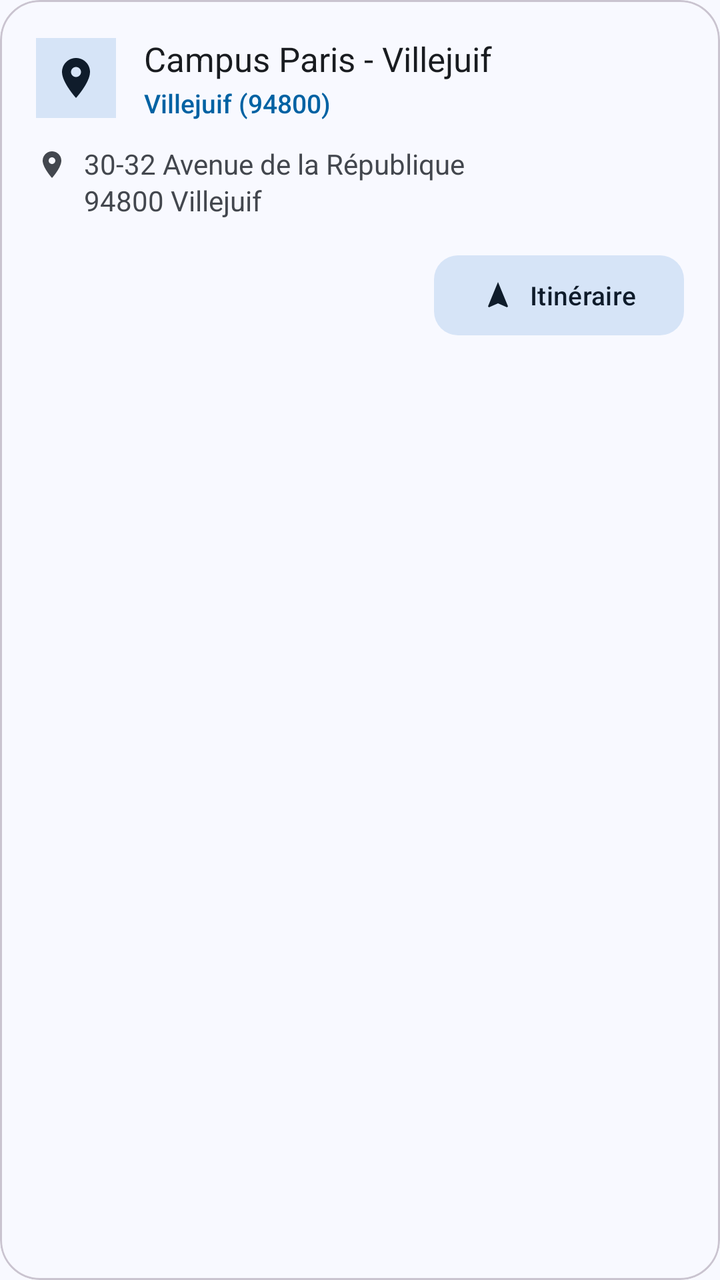
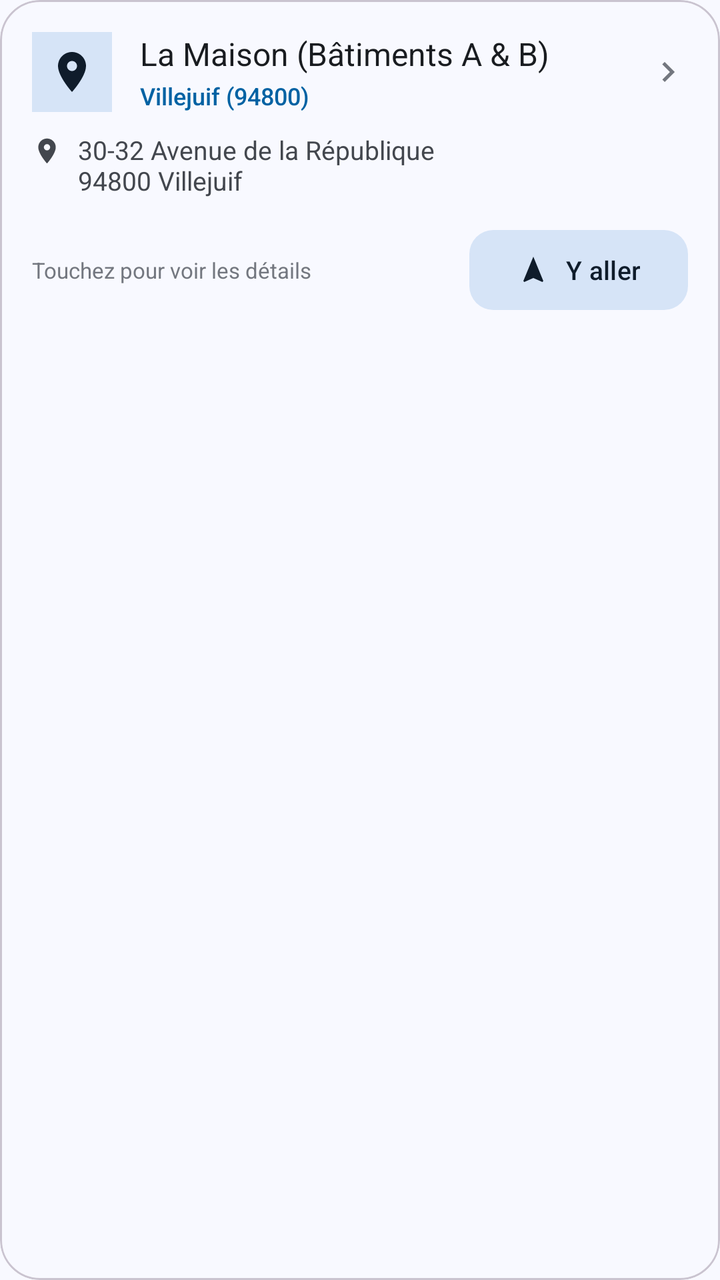

Two renders of the same Android screen: before a commit and after it. Below are the layout's source before the change and the commit's diff.
<!-- AndroidManifest.xml: application theme Theme.MyeFoss -->
<!-- res/layout/item_campus_card.xml -->
<?xml version="1.0" encoding="utf-8"?>
<com.google.android.material.card.MaterialCardView xmlns:android="http://schemas.android.com/apk/res/android"
    xmlns:app="http://schemas.android.com/apk/res-auto"
    android:layout_width="match_parent"
    android:layout_height="wrap_content"
    android:layout_marginBottom="12dp"
    app:cardCornerRadius="20dp"
    app:cardElevation="0dp"
    app:strokeWidth="1dp"
    app:strokeColor="?attr/colorOutlineVariant"
    app:cardBackgroundColor="?attr/colorSurface">

    <LinearLayout
        android:layout_width="match_parent"
        android:layout_height="wrap_content"
        android:orientation="vertical"
        android:padding="18dp">

        <LinearLayout
            android:layout_width="match_parent"
            android:layout_height="wrap_content"
            android:gravity="center_vertical"
            android:orientation="horizontal">

            <ImageView
                android:id="@+id/ivCampusIcon"
                android:layout_width="40dp"
                android:layout_height="40dp"
                android:background="?attr/colorSecondaryContainer"
                android:padding="8dp"
                android:src="@drawable/ic_location"
                app:tint="?attr/colorOnSecondaryContainer" />

            <LinearLayout
                android:layout_width="0dp"
                android:layout_height="wrap_content"
                android:layout_marginStart="14dp"
                android:layout_weight="1"
                android:orientation="vertical">

                <TextView
                    android:id="@+id/tvCampusName"
                    android:layout_width="wrap_content"
                    android:layout_height="wrap_content"
                    android:fontFamily="sans-serif-bold"
                    android:textColor="?attr/colorOnSurface"
                    android:textSize="17sp"
                    android:text="Campus Paris - Villejuif" />

                <TextView
                    android:id="@+id/tvCampusCity"
                    android:layout_width="wrap_content"
                    android:layout_height="wrap_content"
                    android:layout_marginTop="2dp"
                    android:textColor="?attr/colorPrimary"
                    android:fontFamily="sans-serif-medium"
                    android:textSize="13sp"
                    android:text="Villejuif (94800)" />

            </LinearLayout>

        </LinearLayout>

        
        <LinearLayout
            android:layout_width="match_parent"
            android:layout_height="wrap_content"
            android:layout_marginTop="12dp"
            android:gravity="top"
            android:orientation="horizontal">

            <ImageView
                android:layout_width="16dp"
                android:layout_height="16dp"
                android:layout_marginTop="2dp"
                android:src="@drawable/ic_location"
                app:tint="?attr/colorOnSurfaceVariant" />

            <TextView
                android:id="@+id/tvCampusAddress"
                android:layout_width="match_parent"
                android:layout_height="wrap_content"
                android:layout_marginStart="8dp"
                android:textColor="?attr/colorOnSurfaceVariant"
                android:textSize="14sp"
                android:lineSpacingExtra="2dp"
                android:text="30-32 Avenue de la République\n94800 Villejuif" />

        </LinearLayout>

        
        <TextView
            android:id="@+id/tvCampusSites"
            android:layout_width="match_parent"
            android:layout_height="wrap_content"
            android:layout_marginTop="8dp"
            android:textSize="12sp"
            android:textColor="?attr/colorOutline"
            android:fontFamily="sans-serif"
            android:lineSpacingExtra="2dp"
            android:visibility="gone"
            android:text="Sites : Bâtiments A &amp; B, L'Aquarium (136 Bd Maxime Gorki)" />

        
        <LinearLayout
            android:layout_width="match_parent"
            android:layout_height="wrap_content"
            android:layout_marginTop="14dp"
            android:gravity="end"
            android:orientation="horizontal">

            <com.google.android.material.button.MaterialButton
                android:id="@+id/btnNavigateCampus"
                style="@style/Widget.Material3.Button.TonalButton"
                android:layout_width="wrap_content"
                android:layout_height="wrap_content"
                android:text="Itinéraire"
                android:textSize="13sp"
                android:fontFamily="sans-serif-medium"
                app:cornerRadius="12dp"
                app:icon="@drawable/ic_navigation"
                app:iconSize="16dp" />

        </LinearLayout>

    </LinearLayout>

</com.google.android.material.card.MaterialCardView>
<!-- resources referenced by this layout -->
<resources>
  <!-- drawable ic_location (drawable) -->
  <vector xmlns:android="http://schemas.android.com/apk/res/android"
      android:width="24dp"
      android:height="24dp"
      android:viewportWidth="24"
      android:viewportHeight="24">
      <path
          android:fillColor="?attr/colorOnSurfaceVariant"
          android:pathData="M12,2C8.13,2 5,5.13 5,9c0,5.25 7,13 7,13s7,-7.75 7,-13c0,-3.87 -3.13,-7 -7,-7zM12,11.5c-1.38,0 -2.5,-1.12 -2.5,-2.5s1.12,-2.5 2.5,-2.5 2.5,1.12 2.5,2.5 -1.12,2.5 -2.5,2.5z"/>
  </vector>
  <!-- drawable ic_navigation (drawable) -->
  <vector xmlns:android="http://schemas.android.com/apk/res/android"
      android:width="24dp"
      android:height="24dp"
      android:viewportWidth="24"
      android:viewportHeight="24">
      <path
          android:fillColor="?attr/colorOnSurfaceVariant"
          android:pathData="M12,2L4.5,20.29l0.71,0.71L12,18l6.79,3 0.71,-0.71z"/>
  </vector>
  <color name="md_theme_light_primary">#0062A3</color>
  <color name="md_theme_light_onPrimary">#FFFFFF</color>
  <color name="md_theme_light_primaryContainer">#D0E4FF</color>
  <color name="md_theme_light_onPrimaryContainer">#001D36</color>
  <color name="md_theme_light_secondary">#525F70</color>
  <color name="md_theme_light_onSecondary">#FFFFFF</color>
  <color name="md_theme_light_secondaryContainer">#D6E4F7</color>
  <color name="md_theme_light_onSecondaryContainer">#0F1C2B</color>
  <color name="md_theme_light_tertiary">#6B5778</color>
  <color name="md_theme_light_onTertiary">#FFFFFF</color>
  <color name="md_theme_light_tertiaryContainer">#F2DAFF</color>
  <color name="md_theme_light_onTertiaryContainer">#251432</color>
  <color name="md_theme_light_background">#F8F9FF</color>
  <color name="md_theme_light_onBackground">#191C20</color>
  <color name="md_theme_light_surface">#F8F9FF</color>
  <color name="md_theme_light_onSurface">#191C20</color>
  <color name="md_theme_light_surfaceVariant">#DFE3EB</color>
  <color name="md_theme_light_onSurfaceVariant">#43474E</color>
  <color name="md_theme_light_outline">#73777F</color>
  <!-- unchanged entries left out for length: 1 -->
</resources>

<!-- the commit's change to res/layout/item_campus_card.xml (unified diff, before → after) -->
@@ -4,6 +4,9 @@
     android:layout_width="match_parent"
     android:layout_height="wrap_content"
     android:layout_marginBottom="12dp"
+    android:clickable="true"
+    android:focusable="true"
+    android:foreground="?attr/selectableItemBackground"
     app:cardCornerRadius="20dp"
     app:cardElevation="0dp"
     app:strokeWidth="1dp"
@@ -14,7 +17,7 @@
         android:layout_width="match_parent"
         android:layout_height="wrap_content"
         android:orientation="vertical"
-        android:padding="18dp">
+        android:padding="16dp">
 
         <LinearLayout
             android:layout_width="match_parent"
@@ -44,20 +47,26 @@
                     android:layout_height="wrap_content"
                     android:fontFamily="sans-serif-bold"
                     android:textColor="?attr/colorOnSurface"
-                    android:textSize="17sp"
-                    android:text="Campus Paris - Villejuif" />
+                    android:textSize="16sp"
+                    android:text="La Maison (Bâtiments A &amp; B)" />
 
                 <TextView
-                    android:id="@+id/tvCampusCity"
+                    android:id="@+id/tvCampusSubtitle"
                     android:layout_width="wrap_content"
                     android:layout_height="wrap_content"
                     android:layout_marginTop="2dp"
                     android:textColor="?attr/colorPrimary"
                     android:fontFamily="sans-serif-medium"
-                    android:textSize="13sp"
+                    android:textSize="12sp"
                     android:text="Villejuif (94800)" />
 
             </LinearLayout>
+
+            <ImageView
+                android:layout_width="20dp"
+                android:layout_height="20dp"
+                android:src="@drawable/ic_chevron_right"
+                app:tint="?attr/colorOutline" />
 
         </LinearLayout>
 
@@ -65,25 +74,27 @@
         <LinearLayout
             android:layout_width="match_parent"
             android:layout_height="wrap_content"
-            android:layout_marginTop="12dp"
+            android:layout_marginTop="10dp"
             android:gravity="top"
             android:orientation="horizontal">
 
             <ImageView
-                android:layout_width="16dp"
-                android:layout_height="16dp"
+                android:layout_width="15dp"
+                android:layout_height="15dp"
                 android:layout_marginTop="2dp"
                 android:src="@drawable/ic_location"
                 app:tint="?attr/colorOnSurfaceVariant" />
 
             <TextView
                 android:id="@+id/tvCampusAddress"
-                android:layout_width="match_parent"
+                android:layout_width="0dp"
                 android:layout_height="wrap_content"
                 android:layout_marginStart="8dp"
+                android:layout_weight="1"
                 android:textColor="?attr/colorOnSurfaceVariant"
-                android:textSize="14sp"
-                android:lineSpacingExtra="2dp"
+                android:textSize="13sp"
+                android:maxLines="2"
+                android:ellipsize="end"
                 android:text="30-32 Avenue de la République\n94800 Villejuif" />
 
         </LinearLayout>
@@ -93,28 +104,36 @@
             android:id="@+id/tvCampusSites"
             android:layout_width="match_parent"
             android:layout_height="wrap_content"
-            android:layout_marginTop="8dp"
+            android:layout_marginTop="6dp"
             android:textSize="12sp"
             android:textColor="?attr/colorOutline"
             android:fontFamily="sans-serif"
-            android:lineSpacingExtra="2dp"
             android:visibility="gone"
-            android:text="Sites : Bâtiments A &amp; B, L'Aquarium (136 Bd Maxime Gorki)" />
+            android:text="Bâtiments A &amp; B, amphis, scolarité" />
 
         
         <LinearLayout
             android:layout_width="match_parent"
             android:layout_height="wrap_content"
-            android:layout_marginTop="14dp"
-            android:gravity="end"
+            android:layout_marginTop="12dp"
+            android:gravity="end|center_vertical"
             android:orientation="horizontal">
+
+            <TextView
+                android:id="@+id/tvClickForDetailsHint"
+                android:layout_width="0dp"
+                android:layout_height="wrap_content"
+                android:layout_weight="1"
+                android:text="Touchez pour voir les détails"
+                android:textColor="?attr/colorOutline"
+                android:textSize="11sp" />
 
             <com.google.android.material.button.MaterialButton
                 android:id="@+id/btnNavigateCampus"
                 style="@style/Widget.Material3.Button.TonalButton"
                 android:layout_width="wrap_content"
                 android:layout_height="wrap_content"
-                android:text="Itinéraire"
+                android:text="Y aller"
                 android:textSize="13sp"
                 android:fontFamily="sans-serif-medium"
                 app:cornerRadius="12dp"
<!-- resource entries referenced after the edit -->
@@ -1,5 +1,15 @@
 <!-- resources referenced by this layout -->
 <resources>
+  <!-- drawable ic_chevron_right (drawable) -->
+  <vector xmlns:android="http://schemas.android.com/apk/res/android"
+      android:width="24dp"
+      android:height="24dp"
+      android:viewportWidth="24"
+      android:viewportHeight="24">
+      <path
+          android:fillColor="?attr/colorOnSurface"
+          android:pathData="M10,6L8.59,7.41 13.17,12l-4.58,4.59L10,18l6,-6z"/>
+  </vector>
   <!-- drawable ic_location (drawable) -->
   <vector xmlns:android="http://schemas.android.com/apk/res/android"
       android:width="24dp"
